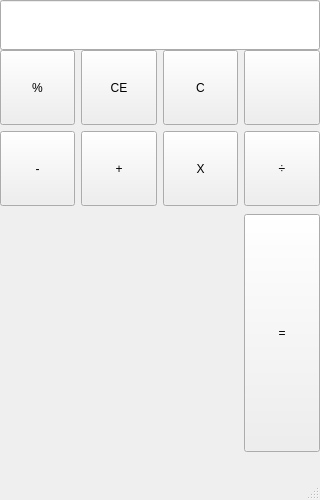
The window that src/QTApplication.ui (MupperARS/PWMCalculator) describes before a commit, drawn with Qt 5.
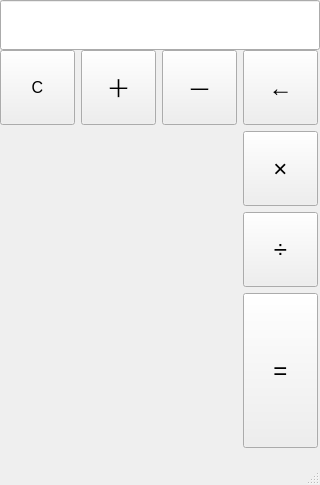
The same window after the commit. Icons and pictures are not drawn.

```diff
--- a/src/QTApplication.ui
+++ b/src/QTApplication.ui
@@ -7,13 +7,19 @@
     <x>0</x>
     <y>0</y>
     <width>320</width>
-    <height>500</height>
+    <height>485</height>
    </rect>
   </property>
+  <property name="minimumSize">
+   <size>
+    <width>320</width>
+    <height>485</height>
+   </size>
+  </property>
   <property name="maximumSize">
    <size>
     <width>320</width>
-    <height>500</height>
+    <height>485</height>
    </size>
   </property>
   <property name="windowTitle">
@@ -44,38 +50,113 @@
       <x>0</x>
       <y>50</y>
       <width>320</width>
-      <height>405</height>
+      <height>400</height>
      </rect>
     </property>
     <layout class="QGridLayout" name="gridLayout">
-     <item row="1" column="2">
-      <widget class="QPushButton" name="multiplication">
+     <item row="0" column="0">
+      <widget class="QPushButton" name="Clear">
        <property name="minimumSize">
         <size>
-         <width>60</width>
+         <width>75</width>
          <height>75</height>
         </size>
        </property>
+       <property name="maximumSize">
+        <size>
+         <width>75</width>
+         <height>75</height>
+        </size>
+       </property>
+       <property name="font">
+        <font>
+         <pointsize>12</pointsize>
+        </font>
+       </property>
        <property name="text">
-        <string>X</string>
+        <string>C</string>
        </property>
       </widget>
      </item>
-     <item row="1" column="3">
-      <widget class="QPushButton" name="divide">
+     <item row="0" column="2">
+      <widget class="QPushButton" name="Subtraction">
        <property name="minimumSize">
         <size>
-         <width>60</width>
+         <width>75</width>
          <height>75</height>
         </size>
        </property>
+       <property name="maximumSize">
+        <size>
+         <width>75</width>
+         <height>75</height>
+        </size>
+       </property>
+       <property name="font">
+        <font>
+         <family>Segoe UI</family>
+         <pointsize>18</pointsize>
+        </font>
+       </property>
        <property name="text">
-        <string>÷</string>
+        <string>－</string>
        </property>
       </widget>
      </item>
-     <item row="2" column="3" rowspan="2">
-      <widget class="QPushButton" name="equalButton">
+     <item row="0" column="1">
+      <widget class="QPushButton" name="Addition">
+       <property name="minimumSize">
+        <size>
+         <width>75</width>
+         <height>75</height>
+        </size>
+       </property>
+       <property name="maximumSize">
+        <size>
+         <width>75</width>
+         <height>75</height>
+        </size>
+       </property>
+       <property name="font">
+        <font>
+         <family>Segoe UI Emoji</family>
+         <pointsize>18</pointsize>
+        </font>
+       </property>
+       <property name="text">
+        <string>＋</string>
+       </property>
+      </widget>
+     </item>
+     <item row="0" column="3">
+      <widget class="QPushButton" name="Backspace">
+       <property name="minimumSize">
+        <size>
+         <width>75</width>
+         <height>75</height>
+        </size>
+       </property>
+       <property name="maximumSize">
+        <size>
+         <width>75</width>
+         <height>75</height>
+        </size>
+       </property>
+       <property name="font">
+        <font>
+         <family>Segoe UI</family>
+         <pointsize>18</pointsize>
+         <bold>false</bold>
+         <kerning>true</kerning>
+        </font>
+       </property>
+       <property name="text">
+        <string>←</string>
+       </property>
+      </widget>
+     </item>
+     <item row="3" column="3">
+      <widget class="QPushButton" name="EqualButton">
        <property name="sizePolicy">
         <sizepolicy hsizetype="Minimum" vsizetype="Fixed">
          <horstretch>0</horstretch>
@@ -84,93 +165,74 @@
        </property>
        <property name="minimumSize">
         <size>
-         <width>60</width>
-         <height>238</height>
+         <width>75</width>
+         <height>155</height>
         </size>
        </property>
+       <property name="maximumSize">
+        <size>
+         <width>75</width>
+         <height>155</height>
+        </size>
+       </property>
+       <property name="font">
+        <font>
+         <family>Segoe UI</family>
+         <pointsize>18</pointsize>
+        </font>
+       </property>
        <property name="text">
         <string>=</string>
        </property>
       </widget>
      </item>
-     <item row="1" column="1">
-      <widget class="QPushButton" name="increase">
+     <item row="1" column="3">
+      <widget class="QPushButton" name="Multiplication">
        <property name="minimumSize">
         <size>
-         <width>60</width>
+         <width>75</width>
          <height>75</height>
         </size>
        </property>
-       <property name="text">
-        <string>+</string>
-       </property>
-      </widget>
-     </item>
-     <item row="0" column="1">
-      <widget class="QPushButton" name="NumberButtonCE">
-       <property name="minimumSize">
+       <property name="maximumSize">
         <size>
-         <width>60</width>
+         <width>75</width>
          <height>75</height>
         </size>
        </property>
-       <property name="text">
-        <string>CE</string>
+       <property name="font">
+        <font>
+         <family>Segoe UI</family>
+         <pointsize>18</pointsize>
+        </font>
        </property>
-      </widget>
-     </item>
-     <item row="0" column="2">
-      <widget class="QPushButton" name="NumberButtonClear">
-       <property name="minimumSize">
-        <size>
-         <width>60</width>
-         <height>75</height>
-        </size>
-       </property>
        <property name="text">
-        <string>C</string>
+        <string>×</string>
        </property>
       </widget>
      </item>
-     <item row="1" column="0">
-      <widget class="QPushButton" name="decrement">
+     <item row="2" column="3">
+      <widget class="QPushButton" name="Division">
        <property name="minimumSize">
         <size>
-         <width>60</width>
+         <width>75</width>
          <height>75</height>
         </size>
        </property>
-       <property name="text">
-        <string>-</string>
-       </property>
-      </widget>
-     </item>
-     <item row="0" column="3">
-      <widget class="QPushButton" name="backspace">
-       <property name="minimumSize">
+       <property name="maximumSize">
         <size>
-         <width>60</width>
+         <width>75</width>
          <height>75</height>
         </size>
        </property>
-       <property name="text">
-        <string/>
+       <property name="font">
+        <font>
+         <family>Segoe UI</family>
+         <pointsize>18</pointsize>
+        </font>
        </property>
-       <property name="icon">
-        <iconset theme="QIcon::ThemeIcon::GoPrevious"/>
-       </property>
-      </widget>
-     </item>
-     <item row="0" column="0">
-      <widget class="QPushButton" name="Percent">
-       <property name="minimumSize">
-        <size>
-         <width>60</width>
-         <height>75</height>
-        </size>
-       </property>
        <property name="text">
-        <string>%</string>
+        <string notr="true">÷</string>
        </property>
       </widget>
      </item>
```
